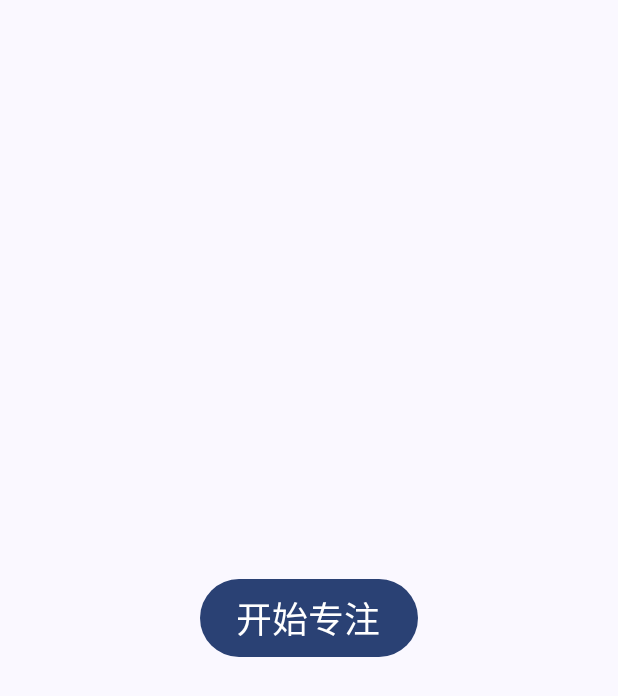
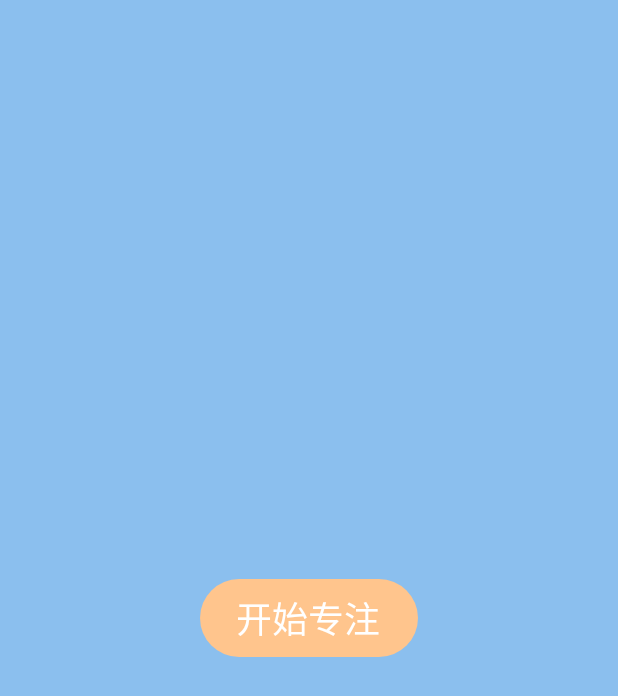
Before and after one commit to Fifate/Pomodoro, an Android app built with Jetpack Compose: the screen it shows after launch (MainActivity), on a phone screen of 412 x 824 dp. Shown: the top 696 px of the screen. Run offline under Robolectric (Android 15) with nearby library versions, the phone set to English and light mode, and no system bars.

Commit message:
feat: 增加了Button组件。

```diff
--- a/app/build.gradle
+++ b/app/build.gradle
@@ -57,6 +57,7 @@ dependencies {
     implementation libs.androidx.ui.tooling.preview
     implementation libs.androidx.material3
     implementation libs.androidx.storage
+    implementation libs.places
     testImplementation libs.junit
     androidTestImplementation libs.androidx.junit
     androidTestImplementation libs.androidx.espresso.core
--- a/app/src/main/java/com/fifate/tomato_clock/MainActivity.kt
+++ b/app/src/main/java/com/fifate/tomato_clock/MainActivity.kt
@@ -34,7 +34,7 @@ class MainActivity : ComponentActivity() {
             TomatoClockTheme {
                 Surface(
                     modifier = Modifier.fillMaxSize(),
-                    color = MaterialTheme.colorScheme.background
+                    color = MaterialTheme.colorScheme.surface
                 ) {
                     PomodoroTimer()
                 }
--- a/app/src/main/java/com/fifate/tomato_clock/ui/theme/Color.kt
+++ b/app/src/main/java/com/fifate/tomato_clock/ui/theme/Color.kt
@@ -9,3 +9,8 @@ val Pink80 = Color(0xFFEFB8C8)
 val Purple40 = Color(0xFF6650a4)
 val PurpleGrey40 = Color(0xFF625b71)
 val Pink40 = Color(0xFF7D5260)
+
+
+val Blue = Color(0xFF8BBFEE)
+val White = Color.White
+val SunOrange = Color(0xffFFc58d)
--- a/app/src/main/java/com/fifate/tomato_clock/ui/theme/Theme.kt
+++ b/app/src/main/java/com/fifate/tomato_clock/ui/theme/Theme.kt
@@ -1,35 +1,28 @@
 package com.fifate.tomato_clock.ui.theme
 
-import android.os.Build
+import android.app.Activity
 import androidx.compose.foundation.isSystemInDarkTheme
 import androidx.compose.material3.MaterialTheme
 import androidx.compose.material3.darkColorScheme
-import androidx.compose.material3.dynamicDarkColorScheme
-import androidx.compose.material3.dynamicLightColorScheme
 import androidx.compose.material3.lightColorScheme
 import androidx.compose.runtime.Composable
-import androidx.compose.ui.platform.LocalContext
+import androidx.compose.runtime.SideEffect
+import androidx.compose.ui.graphics.toArgb
+import androidx.compose.ui.platform.LocalView
+import androidx.core.view.ViewCompat
 
 private val DarkColorScheme = darkColorScheme(
-    primary = Purple80,
-    secondary = PurpleGrey80,
-    tertiary = Pink80
+    surface = Blue,
+    onSurface = White,
+    primary = SunOrange,
+    onPrimary = White
 )
 
 private val LightColorScheme = lightColorScheme(
-    primary = Purple40,
-    secondary = PurpleGrey40,
-    tertiary = Pink40
-
-    /* Other default colors to override
-    background = Color(0xFFFFFBFE),
-    surface = Color(0xFFFFFBFE),
-    onPrimary = Color.White,
-    onSecondary = Color.White,
-    onTertiary = Color.White,
-    onBackground = Color(0xFF1C1B1F),
-    onSurface = Color(0xFF1C1B1F),
-    */
+    surface = Blue,
+    onSurface = White,
+    primary = SunOrange,
+    onPrimary = White
 )
 
 @Composable
@@ -40,13 +33,15 @@ fun TomatoClockTheme(
     content: @Composable () -> Unit
 ) {
     val colorScheme = when {
-        dynamicColor && Build.VERSION.SDK_INT >= Build.VERSION_CODES.S -> {
-            val context = LocalContext.current
-            if (darkTheme) dynamicDarkColorScheme(context) else dynamicLightColorScheme(context)
-        }
-
         darkTheme -> DarkColorScheme
         else -> LightColorScheme
+    }
+    val view = LocalView.current
+    if (!view.isInEditMode) {
+        SideEffect {
+            (view.context as Activity).window.statusBarColor = colorScheme.primary.toArgb()
+            ViewCompat.getWindowInsetsController(view)?.isAppearanceLightStatusBars = darkTheme
+        }
     }
 
     MaterialTheme(
--- a/app/src/main/res/values/strings.xml
+++ b/app/src/main/res/values/strings.xml
@@ -1,3 +1,4 @@
 <resources>
     <string name="app_name">tomato_clock</string>
+    <string name="timer_circle">timer_circle</string>
 </resources>
--- a/gradle/libs.versions.toml
+++ b/gradle/libs.versions.toml
@@ -9,6 +9,7 @@ lifecycleRuntimeKtx = "2.8.6"
 activityCompose = "1.9.2"
 composeBom = "2024.04.01"
 storage = "1.5.0"
+places = "4.0.0"
 
 [libraries]
 androidx-core-ktx = { group = "androidx.core", name = "core-ktx", version.ref = "coreKtx" }
@@ -26,6 +27,7 @@ androidx-ui-test-manifest = { group = "androidx.compose.ui", name = "ui-test-man
 androidx-ui-test-junit4 = { group = "androidx.compose.ui", name = "ui-test-junit4" }
 androidx-material3 = { group = "androidx.compose.material3", name = "material3" }
 androidx-storage = { group = "androidx.test.services", name = "storage", version.ref = "storage" }
+places = { group = "com.google.android.libraries.places", name = "places", version.ref = "places" }
 
 [plugins]
 android-application = { id = "com.android.application", version.ref = "agp" }
```
Also changed, not shown: app/src/main/java/com/fifate/tomato_clock/ui/base/Buttons.kt (added, +66 -0 lines), app/src/main/java/com/fifate/tomato_clock/ui/base/Timer.kt (added, +46 -0 lines), app/src/main/java/com/fifate/tomato_clock/ui/preview/PreviewUI.kt (added, +25 -0 lines), app/src/main/res/drawable/continue_icon.xml (added, +12 -0 lines), app/src/main/res/drawable/pause_icon.xml (added, +18 -0 lines), app/src/main/res/drawable/reset_icon.xml (added, +18 -0 lines), app/src/main/res/drawable/skip_icon.xml (added, +14 -0 lines), app/src/main/res/drawable/start_icon.xml (added, +11 -0 lines), app/src/main/res/drawable/stop_icon.xml (added, +12 -0 lines), app/src/main/java/com/fifate/tomato_clock/ui/base/PomorotoTimerUI.kt (line endings or trailing spaces), app/src/main/res/drawable/circle.png (added).
